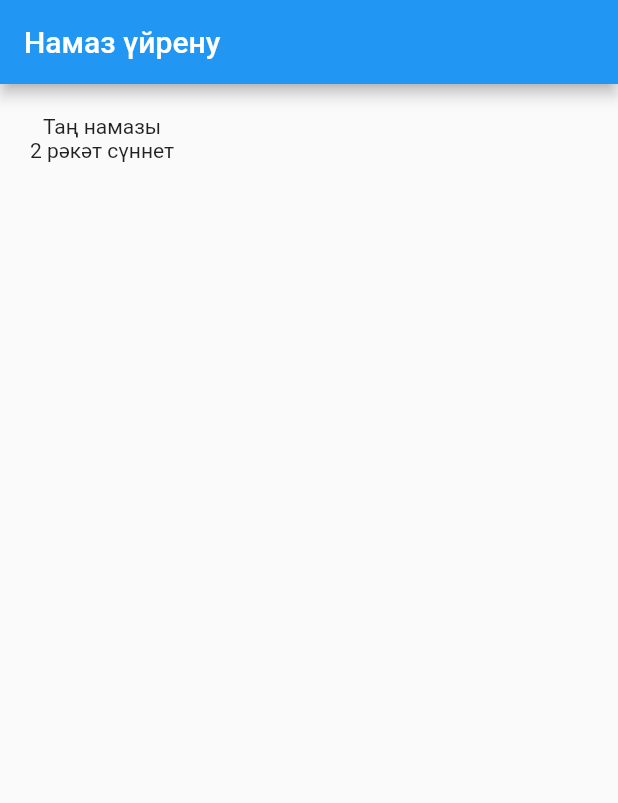
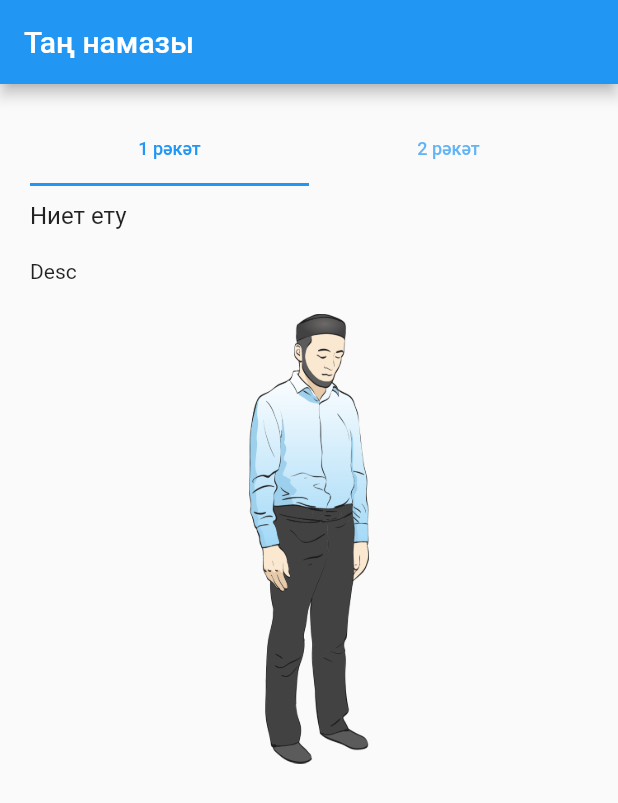
Before and after one commit to Urgut/namoz, a Flutter app: the screen it shows after launch, on a phone screen of 412 x 824 dp. Shown: the top 803 px of the screen. Run offline on Flutter 3.47's test engine with Material 2 defaults, Android fonts, the light colour scheme and no system bars; our stand-ins replace dio, flutter_bloc, flutter_html, get_it, shared_preferences.

Commit message:
tab material added

```diff
--- a/assets/data/json/namaz/man/fajr/kk/sunna.json
+++ b/assets/data/json/namaz/man/fajr/kk/sunna.json
@@ -8,7 +8,21 @@
       "parts": [
         {
           "title": "Ниет ету",
-          "description": "Ниет ету",
+          "description": "Desc",
+          "image": "assets/images/namaz/man/niet.png",
+          "audio": "",
+          "transcript": "Transcript",
+          "translation": "Translation",
+          "arabic": "سبحانك"
+        }
+      ]
+    },
+    {
+      "title": "2 рәкәт",
+      "parts": [
+        {
+          "title": "Ниет ету",
+          "description": "Desc",
           "image": "assets/images/namaz/man/niet.png",
           "audio": "",
           "transcript": "Transcript",
--- a/lib/features/namaz/presentations/pages/namaz.page.dart
+++ b/lib/features/namaz/presentations/pages/namaz.page.dart
@@ -3,16 +3,19 @@ import 'package:flutter_bloc/flutter_bloc.dart';
 import 'package:namazapp/features/namaz/bloc/namaz-bloc.dart';
 import 'package:namazapp/features/namaz/bloc/namaz-state.dart';
 import 'package:namazapp/features/namaz/data/models/namaz-model.dart';
+import 'package:namazapp/features/namaz/data/models/namaz-part.model.dart';
+import 'package:namazapp/features/namaz/data/models/namaz-rakaat.model.dart';
 import 'package:namazapp/shared/widgets/empty.dart';
 import 'package:namazapp/shared/widgets/error.dart';
 import 'package:namazapp/shared/widgets/spinner/spinner.dart';
+import 'package:namazapp/shared/widgets/wrapper.dart';
 
 class NamazPage extends StatelessWidget {
   @override
   Widget build(BuildContext context) {
     return Scaffold(
       appBar: AppBar(
-        title: Text('Намаз үйрену'),
+        title: Text('Таң намазы'),
       ),
       body: BlocBuilder(
         bloc: BlocProvider.of<NamazBloc>(context),
@@ -40,14 +43,125 @@ class NamazPage extends StatelessWidget {
   }
 
   Widget buildContent(NamazModel n) {
-    return Container(
-      padding: EdgeInsets.all(20),
+    return AppWrapperWidget.wrapPageWithPadding(
+      page: doTab(n),
+    );
+  }
+
+  Widget doTab(NamazModel n) {
+    return DefaultTabController(
+      length: n.rakaats.length,
       child: Column(
         children: [
-          Container(child: Text(n.title ?? '')),
-          Container(child: Text(n.mode ?? '')),
+          TabBar(
+            labelColor: Colors.blue,
+            tabs: this.buildTabHeaders(n.rakaats),
+          ),
+          Expanded(
+            child: TabBarView(
+              children: this.buildTabContent(n.rakaats),
+            ),
+          )
         ],
       ),
     );
   }
+
+  /*
+    Build tab's header
+  */
+  List<Widget> buildTabHeaders(List<NamazRakaatModel> rakaats) {
+    List<Widget> tabs = [];
+
+    // Guard
+    if (rakaats == null) {
+      throw Exception('No rakaatsF');
+    }
+
+    // Build rakaats
+    for (dynamic r in rakaats) {
+      Widget rakatUI = this.buildEachTabHeader(r);
+      tabs.add(rakatUI);
+    }
+
+    return tabs;
+  }
+
+  Widget buildEachTabHeader(NamazRakaatModel r) {
+    return Tab(
+      child: Text(
+        r.title,
+        style: TextStyle(fontSize: 12),
+      ),
+    );
+  }
+
+  /*
+    Build tab's content
+  */
+  List<Widget> buildTabContent(List<NamazRakaatModel> rakaats) {
+    List<Widget> contents = [];
+
+    if (rakaats == null) {
+      throw Exception('No content');
+    }
+
+    for (dynamic i in rakaats) {
+      Widget r = this.buildEachRakaat(i);
+      contents.add(r);
+    }
+
+    return contents;
+  }
+
+  Widget buildEachRakaat(NamazRakaatModel r) {
+    List<Widget> parts = [];
+
+    for (NamazPartModel p in r.parts) {
+      // Title
+      if (p.title != null) {
+        Widget title = AppWrapperWidget.wrapWidgetWithPadding(
+          w: this.buildPartHeader(p.title),
+        );
+        parts.add(title);
+      }
+
+      // Desc
+      if (p.description != null) {
+        Widget desc = AppWrapperWidget.wrapWidgetWithPadding(
+          w: AppWrapperWidget.alignTextToTheLeft(
+            w: Text(p.description),
+          ),
+        );
+        parts.add(desc);
+      }
+
+      // Image
+      if (p.image != null) {
+        Widget image = AppWrapperWidget.wrapWidgetWithPadding(
+          w: Image.asset(
+            p.image,
+            height: 300,
+          ),
+        );
+        parts.add(image);
+      }
+    }
+
+    return Container(
+      child: SingleChildScrollView(
+        child: Column(
+          children: parts,
+        ),
+      ),
+    );
+  }
+
+  Widget buildPartHeader(String h) => AppWrapperWidget.alignTextToTheLeft(
+        w: Text(
+          h,
+          style: TextStyle(fontSize: 16),
+          textAlign: TextAlign.start,
+        ),
+      );
 }
--- /dev/null
+++ b/lib/features/namaz/presentations/widgets/part-text.dart
@@ -0,0 +1,27 @@
+import 'package:flutter/material.dart';
+
+class NamazPartText extends StatefulWidget {
+  final List<String> texts;
+  NamazPartText({this.texts});
+
+  @override
+  _NamazPartTextState createState() => _NamazPartTextState();
+}
+
+class _NamazPartTextState extends State<NamazPartText> {
+  int selected = 0;
+
+  @override
+  Widget build(BuildContext context) {
+    return Container(
+      child: Row(
+        children: <Widget>[],
+      ),
+    );
+  }
+
+
+  List<Widget> buildTabs(){
+
+  }
+}
--- /dev/null
+++ b/lib/shared/widgets/wrapper.dart
@@ -0,0 +1,56 @@
+import 'package:flutter/material.dart';
+
+class AppWrapperWidget {
+  /*
+    Wrapp page with padding
+  */
+  static Widget wrapPageWithPadding({
+    @required Widget page,
+    double paddingSize = 20,
+  }) {
+    return Container(
+      padding: EdgeInsets.all(paddingSize),
+      child: page,
+    );
+  }
+
+  /*
+    Add spacing vertically to the widget
+  */
+  static Widget wrapWidgetWithPadding({
+    @required Widget w,
+    double paddingSize = 10,
+  }) {
+    return Container(
+      padding: EdgeInsets.symmetric(vertical: paddingSize),
+      child: w,
+    );
+  }
+
+  /*
+    Align to the left text widget
+  */
+  static Widget alignTextToTheLeft({
+    @required w,
+  }) {
+    return Container(
+      width: double.infinity,
+      child: w,
+    );
+  }
+
+  /*
+    Wrap widget with border
+  */
+  static Widget wrapWithBorder({@required Widget w}) {
+    return Container(
+      decoration: BoxDecoration(
+        border: Border.all(
+          width: 1,
+          color: Colors.green,
+        ),
+      ),
+      child: w,
+    );
+  }
+}
--- a/pubspec.yaml
+++ b/pubspec.yaml
@@ -26,5 +26,6 @@ flutter:
   assets:
    - assets/images/
    - assets/images/taharat/
+   - assets/images/namaz/man/
    - assets/data/json/taharat/
    - assets/data/json/namaz/man/fajr/kk/
```
